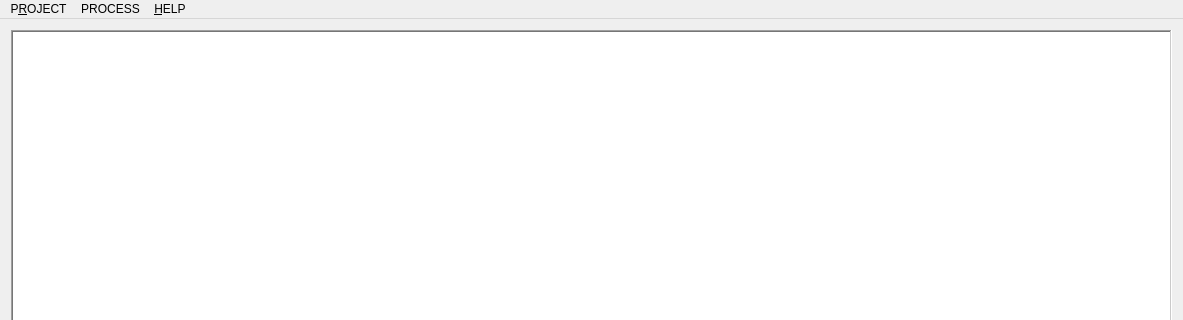
First picture: the form in ui/mainwindow.ui, repository ploki/darkflow, before the edit; both pictures show x 0 to 1183 and y 0 to 320 of the 1183 by 650 pixel window.
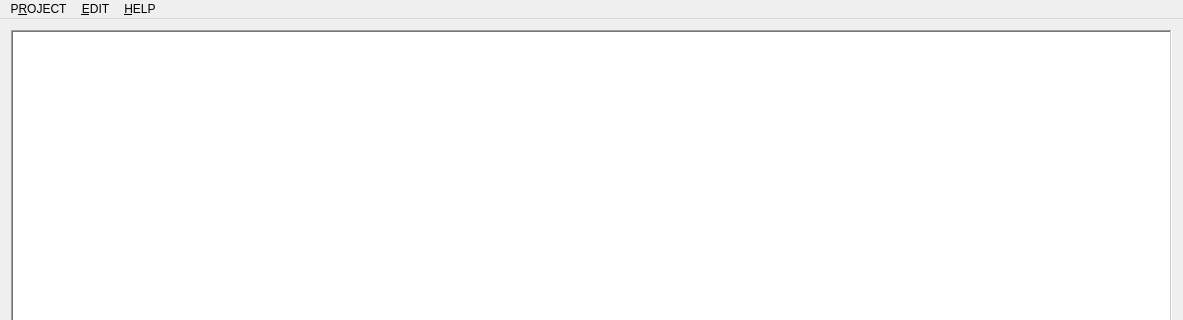
Second picture: the form after the edit.

```diff
--- a/ui/mainwindow.ui
+++ b/ui/mainwindow.ui
@@ -63,7 +63,7 @@
    </widget>
    <widget class="QMenu" name="menuPROCESS">
     <property name="title">
-     <string>PROCESS</string>
+     <string>&amp;EDIT</string>
     </property>
     <addaction name="actionRUN"/>
     <addaction name="actionI"/>
```
Left out of the diff: 39 changed lines with no effect on the pictures.
